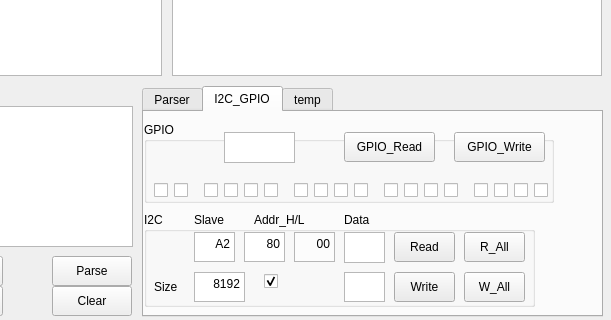
Qt form Widget6.ui (ybb0001/Widget6) before a commit; both pictures show x 278 to 889 and y 444 to 764 of the 889 by 764 pixel window.
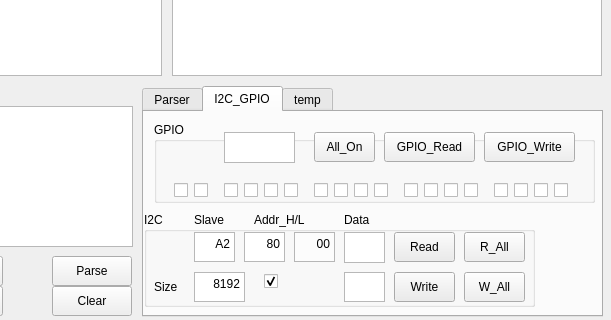
The same form after that commit. The open tabs and pages were chosen to show the change.

The edit to the form file:
```diff
--- a/Widget6.ui
+++ b/Widget6.ui
@@ -95,7 +95,7 @@
     </rect>
    </property>
    <property name="currentIndex">
-    <number>0</number>
+    <number>1</number>
    </property>
    <widget class="QWidget" name="tab">
     <attribute name="title">
@@ -606,9 +606,9 @@
     <widget class="QGroupBox" name="groupBox_2">
      <property name="geometry">
       <rect>
-       <x>0</x>
+       <x>10</x>
        <y>10</y>
-       <width>410</width>
+       <width>441</width>
        <height>81</height>
       </rect>
      </property>
@@ -618,13 +618,29 @@
      <widget class="QTextBrowser" name="GPIO_Value">
       <property name="geometry">
        <rect>
-        <x>80</x>
+        <x>70</x>
         <y>10</y>
         <width>71</width>
         <height>31</height>
        </rect>
       </property>
      </widget>
+     <widget class="QPushButton" name="pushButton_GPIO_All">
+      <property name="geometry">
+       <rect>
+        <x>160</x>
+        <y>10</y>
+        <width>61</width>
+        <height>30</height>
+       </rect>
+      </property>
+      <property name="text">
+       <string>All_On</string>
+      </property>
+      <property name="checkable">
+       <bool>false</bool>
+      </property>
+     </widget>
     </widget>
     <widget class="QTextEdit" name="addL">
      <property name="geometry">
@@ -734,7 +750,7 @@
     <widget class="QCheckBox" name="checkBox_2">
      <property name="geometry">
       <rect>
-       <x>350</x>
+       <x>370</x>
        <y>70</y>
        <width>16</width>
        <height>16</height>
@@ -763,7 +779,7 @@
     <widget class="QCheckBox" name="checkBox_1">
      <property name="geometry">
       <rect>
-       <x>370</x>
+       <x>390</x>
        <y>70</y>
        <width>16</width>
        <height>16</height>
@@ -793,7 +809,7 @@
     <widget class="QCheckBox" name="checkBox_15">
      <property name="geometry">
       <rect>
-       <x>60</x>
+       <x>80</x>
        <y>70</y>
        <width>16</width>
        <height>16</height>
@@ -806,7 +822,7 @@
     <widget class="QCheckBox" name="checkBox_4">
      <property name="geometry">
       <rect>
-       <x>300</x>
+       <x>320</x>
        <y>70</y>
        <width>16</width>
        <height>16</height>
@@ -836,7 +852,7 @@
     <widget class="QCheckBox" name="checkBox">
      <property name="geometry">
       <rect>
-       <x>390</x>
+       <x>410</x>
        <y>70</y>
        <width>16</width>
        <height>16</height>
@@ -865,7 +881,7 @@
     <widget class="QCheckBox" name="checkBox_8">
      <property name="geometry">
       <rect>
-       <x>210</x>
+       <x>230</x>
        <y>70</y>
        <width>16</width>
        <height>16</height>
@@ -895,7 +911,7 @@
     <widget class="QCheckBox" name="checkBox_17">
      <property name="geometry">
       <rect>
-       <x>10</x>
+       <x>30</x>
        <y>70</y>
        <width>16</width>
        <height>16</height>
@@ -921,7 +937,7 @@
     <widget class="QCheckBox" name="checkBox_7">
      <property name="geometry">
       <rect>
-       <x>240</x>
+       <x>260</x>
        <y>70</y>
        <width>16</width>
        <height>16</height>
@@ -934,7 +950,7 @@
     <widget class="QCheckBox" name="checkBox_12">
      <property name="geometry">
       <rect>
-       <x>120</x>
+       <x>140</x>
        <y>70</y>
        <width>16</width>
        <height>16</height>
@@ -947,7 +963,7 @@
     <widget class="QCheckBox" name="checkBox_14">
      <property name="geometry">
       <rect>
-       <x>80</x>
+       <x>100</x>
        <y>70</y>
        <width>16</width>
        <height>16</height>
@@ -973,7 +989,7 @@
     <widget class="QPushButton" name="pushButton_GPIO_read">
      <property name="geometry">
       <rect>
-       <x>200</x>
+       <x>240</x>
        <y>20</y>
        <width>91</width>
        <height>30</height>
@@ -989,7 +1005,7 @@
     <widget class="QCheckBox" name="checkBox_9">
      <property name="geometry">
       <rect>
-       <x>190</x>
+       <x>210</x>
        <y>70</y>
        <width>16</width>
        <height>16</height>
@@ -1002,7 +1018,7 @@
     <widget class="QPushButton" name="pushButton_GPIO_write">
      <property name="geometry">
       <rect>
-       <x>310</x>
+       <x>340</x>
        <y>20</y>
        <width>91</width>
        <height>30</height>
@@ -1018,7 +1034,7 @@
     <widget class="QCheckBox" name="checkBox_3">
      <property name="geometry">
       <rect>
-       <x>330</x>
+       <x>350</x>
        <y>70</y>
        <width>16</width>
        <height>16</height>
@@ -1048,7 +1064,7 @@
     <widget class="QCheckBox" name="checkBox_10">
      <property name="geometry">
       <rect>
-       <x>170</x>
+       <x>190</x>
        <y>70</y>
        <width>16</width>
        <height>16</height>
@@ -1061,7 +1077,7 @@
     <widget class="QCheckBox" name="checkBox_11">
      <property name="geometry">
       <rect>
-       <x>150</x>
+       <x>170</x>
        <y>70</y>
        <width>16</width>
        <height>16</height>
@@ -1074,7 +1090,7 @@
     <widget class="QCheckBox" name="checkBox_5">
      <property name="geometry">
       <rect>
-       <x>280</x>
+       <x>300</x>
        <y>70</y>
        <width>16</width>
        <height>16</height>
@@ -1087,7 +1103,7 @@
     <widget class="QCheckBox" name="checkBox_6">
      <property name="geometry">
       <rect>
-       <x>260</x>
+       <x>280</x>
        <y>70</y>
        <width>16</width>
        <height>16</height>
@@ -1100,7 +1116,7 @@
     <widget class="QCheckBox" name="checkBox_13">
      <property name="geometry">
       <rect>
-       <x>100</x>
+       <x>120</x>
        <y>70</y>
        <width>16</width>
        <height>16</height>
@@ -1113,7 +1129,7 @@
     <widget class="QCheckBox" name="checkBox_16">
      <property name="geometry">
       <rect>
-       <x>30</x>
+       <x>50</x>
        <y>70</y>
        <width>16</width>
        <height>16</height>
```
